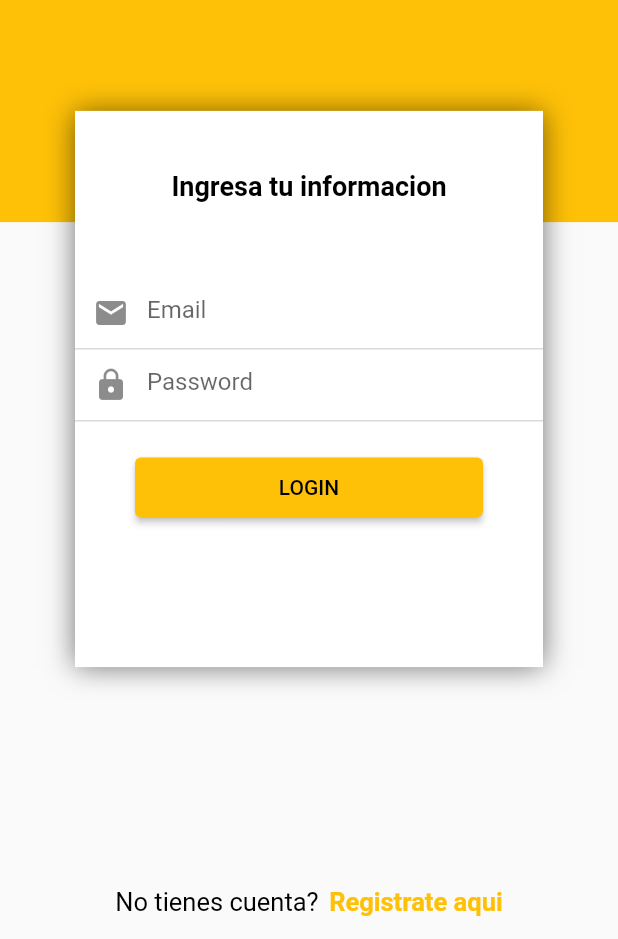
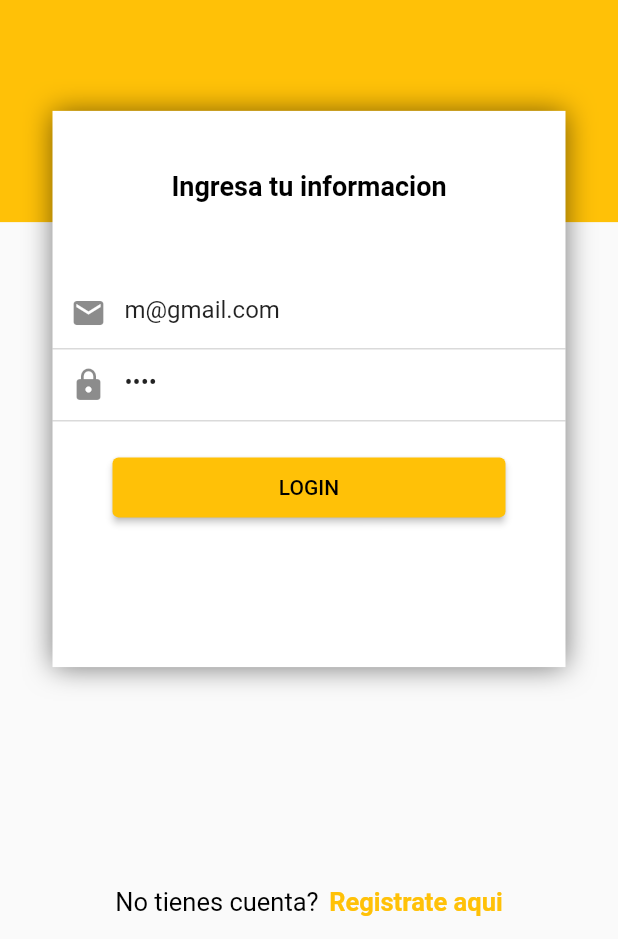
Before and after one commit to maag070208/imhere, a Flutter app: the screen it shows after launch, on a phone screen of 412 x 824 dp, the part 297-1236 px from its top. Run offline on Flutter 3.47's test engine with Material 2 defaults, Android fonts, the phone set to English and light mode, and no system bars; drawn by our look-alikes of reactive_forms; our stand-ins replace get, get_storage.

Commit message:
reactive forms

```diff
--- a/lib/main.dart
+++ b/lib/main.dart
@@ -1,9 +1,12 @@
 import 'package:flutter/material.dart';
 import 'package:get/get.dart';
+import 'package:get_storage/get_storage.dart';
+import 'package:imhere/src/pages/home/home_page.dart';
 import 'package:imhere/src/pages/login/login_page.dart';
 import 'package:imhere/src/pages/register/register_page.dart';
 
-void main() {
+void main() async {
+  await GetStorage.init();
   runApp(const MyApp());
 }
 
@@ -30,6 +33,7 @@ class _MyAppState extends State<MyApp> {
         getPages: [
           GetPage(name: '/', page: ()=> LoginPage()),
           GetPage(name: '/register', page: ()=> RegisterPage()),
+          GetPage(name: '/home', page: ()=> HomePage()),
         ],
         theme: ThemeData(
           primaryColor: Colors.amber,
--- /dev/null
+++ b/lib/src/models/tResult.dart
@@ -0,0 +1,34 @@
+import 'dart:convert';
+
+TResult tResultFromJson(String str) => TResult.fromJson(json.decode(str));
+
+String tResultToJson(TResult data) => json.encode(data.toJson());
+
+class TResult {
+  List<String>? messages;
+  dynamic result;
+  bool? success;
+
+
+  TResult({
+    this.messages,
+    this.result,
+    this.success,
+  });
+
+
+  factory TResult.fromJson(Map<String, dynamic> json) =>
+      TResult(
+          messages: List<String>.from(json["Messages"].map((x) => x)),
+          result: json["Result"],
+          success: json["Success"]
+      );
+
+  Map<String, dynamic> toJson() {
+    final Map<String, dynamic> data = new Map<String, dynamic>();
+    data['Messages'] = this.messages;
+    data['Result'] = this.result;
+    data['Success'] = this.success;
+    return data;
+  }
+}
--- a/lib/src/pages/login/login_controller.dart
+++ b/lib/src/pages/login/login_controller.dart
@@ -1,20 +1,45 @@
 import 'package:flutter/material.dart';
 import 'package:get/get.dart';
+import 'package:reactive_forms/reactive_forms.dart';
+import '../../models/tResult.dart';
+import '../../providers/auth_provider.dart';
 
 class LoginController extends GetxController{
+
+  AuthProvider authProvider = new AuthProvider();
+  final login_form = FormGroup({
+    'email': FormControl<String>(value:'m@gmail.com',
+        validators: [
+        Validators.required,
+        Validators.email
+        ]),
+    'password': FormControl<String>(value:'maag',
+        validators: [
+        Validators.required,
+        Validators.minLength(2)
+        ]),
+  });
+  String getemail() => this.login_form.control('email').value;
+  String getpassword() => this.login_form.control('password').value;
+
 
   void goToRegisterPage(){
     Get.toNamed('/register');
   }
+  void goToHomePage(){
+    Get.toNamed('/home');
+  }
 
-  TextEditingController emailController = TextEditingController();
-  TextEditingController passwordController = TextEditingController();
-
-  void login(){
-    String email = emailController.text.trim();
-    String password = passwordController.text.trim();
+  void login() async{
+    String email = getemail().trim();
+    String password = getpassword().trim();
     if(isValidForm(email,password)){
-      Get.snackbar('Felicidades', 'te has ganado un phone', margin: EdgeInsets.only(top:10));
+      TResult loginResponse = await authProvider.login(email, password);
+      if(loginResponse.success == true){
+        goToHomePage();
+      }else{
+        Get.snackbar(loginResponse.messages.toString(), ':c', margin: EdgeInsets.only(top:10));
+      }
     }
   }
 
@@ -23,11 +48,14 @@ class LoginController extends GetxController{
       Get.snackbar('Formulario no valido', 'Debes de ingresar el email', margin: EdgeInsets.only(top:10));
       return false;
     }
+    if(!GetUtils.isEmail(email)){
+      Get.snackbar('Formulario no valido', 'Email no valido', margin: EdgeInsets.only(top:10));
+      return false;
+    }
     if(password.isEmpty){
       Get.snackbar('Formulario no valido', 'Debes de ingresar el password', margin: EdgeInsets.only(top:10));
       return false;
     }
-
     return true;
   }
 
--- a/lib/src/pages/login/login_page.dart
+++ b/lib/src/pages/login/login_page.dart
@@ -1,9 +1,10 @@
 import 'package:flutter/material.dart';
 import 'package:get/get.dart';
 import 'package:imhere/src/pages/login/login_controller.dart';
+import 'package:reactive_forms/reactive_forms.dart';
 
 class LoginPage extends StatelessWidget {
-  LoginController loginController = Get.put(LoginController());
+  LoginController con = Get.put(LoginController());
 
   @override
   Widget build(BuildContext context) {
@@ -29,8 +30,8 @@ class LoginPage extends StatelessWidget {
     return Container(
       margin: EdgeInsets.only(
         top: MediaQuery.of(context).size.height * 0.33,
-        left: 50,
-        right: 50,
+        left: 35,
+        right: 35,
       ),
       decoration: BoxDecoration(color: Colors.white, boxShadow: <BoxShadow>[
         BoxShadow(
@@ -40,10 +41,16 @@ class LoginPage extends StatelessWidget {
       child: SingleChildScrollView(
         child: Column(
           children: [
-            _textYourInfo(),
-            _textFieldEmail(),
-            _textFieldPassword(),
-            _buttonLogin()
+            ReactiveForm(formGroup: con.login_form,
+                child: Column(
+                  children: <Widget>[
+                    _textYourInfo(),
+                    _textFieldEmail(),
+                    _textFieldPassword(),
+                    _buttonLogin()
+                  ],
+                )
+            )
           ],
         ),
       ),
@@ -64,11 +71,13 @@ class LoginPage extends StatelessWidget {
   Widget _textFieldEmail() {
     return Container(
       margin: EdgeInsets.symmetric(horizontal: 0),
-      child: TextField(
-        controller: loginController.emailController,
+      child: ReactiveTextField(
+        formControlName: 'email',
         keyboardType: TextInputType.emailAddress,
-        decoration:
-            InputDecoration(hintText: 'Email', prefixIcon: Icon(Icons.email)),
+        decoration: InputDecoration(
+            hintText: 'Correo electronico',
+            prefixIcon: Icon(Icons.email)
+        ),
       ),
     );
   }
@@ -76,12 +85,14 @@ class LoginPage extends StatelessWidget {
   Widget _textFieldPassword() {
     return Container(
       margin: EdgeInsets.symmetric(horizontal: 0),
-      child: TextField(
-        controller: loginController.passwordController,
+      child: ReactiveTextField(
+        formControlName: 'password',
+        keyboardType: TextInputType.text,
         obscureText: true,
-        keyboardType: TextInputType.text,
-        decoration:
-            InputDecoration(hintText: 'Password', prefixIcon: Icon(Icons.lock)),
+        decoration: InputDecoration(
+            hintText: 'Contraseña',
+            prefixIcon: Icon(Icons.lock)
+        ),
       ),
     );
   }
@@ -91,7 +102,7 @@ class LoginPage extends StatelessWidget {
       width: double.infinity,
       margin: EdgeInsets.symmetric(horizontal: 40, vertical: 20),
       child: ElevatedButton(
-          onPressed: () => loginController.login(),
+          onPressed: () => con.login(),
           style: ElevatedButton.styleFrom(
               padding: EdgeInsets.symmetric(vertical: 12)),
           child: Text('LOGIN', style: TextStyle(color: Colors.black))),
@@ -137,7 +148,7 @@ class LoginPage extends StatelessWidget {
             style: TextStyle(fontSize: 17, color: Colors.black)),
         SizedBox(width: 7),
         GestureDetector(
-          onTap: () => loginController.goToRegisterPage(),
+          onTap: () => con.goToRegisterPage(),
           child: Text('Registrate aqui',
               style: TextStyle(
                   fontSize: 17,
```
Also changed, not shown: lib/src/enviroment/enviroment.dart (added, +8 -0 lines), lib/src/models/auth.dart (added, +60 -0 lines), lib/src/models/binding/user.dart (added, +50 -0 lines), lib/src/models/dto/user.dart (added, +50 -0 lines), lib/src/pages/home/home_controller.dart (added, +10 -0 lines), lib/src/pages/home/home_page.dart (added, +14 -0 lines), lib/src/pages/register/register_controller.dart (+76 -1 lines), lib/src/pages/register/register_page.dart (+133 -84 lines), lib/src/providers/auth_provider.dart (added, +67 -0 lines), lib/src/providers/user_provider.dart (added, +33 -0 lines), pubspec.yaml (+5 -8 lines), pubspec.lock.
